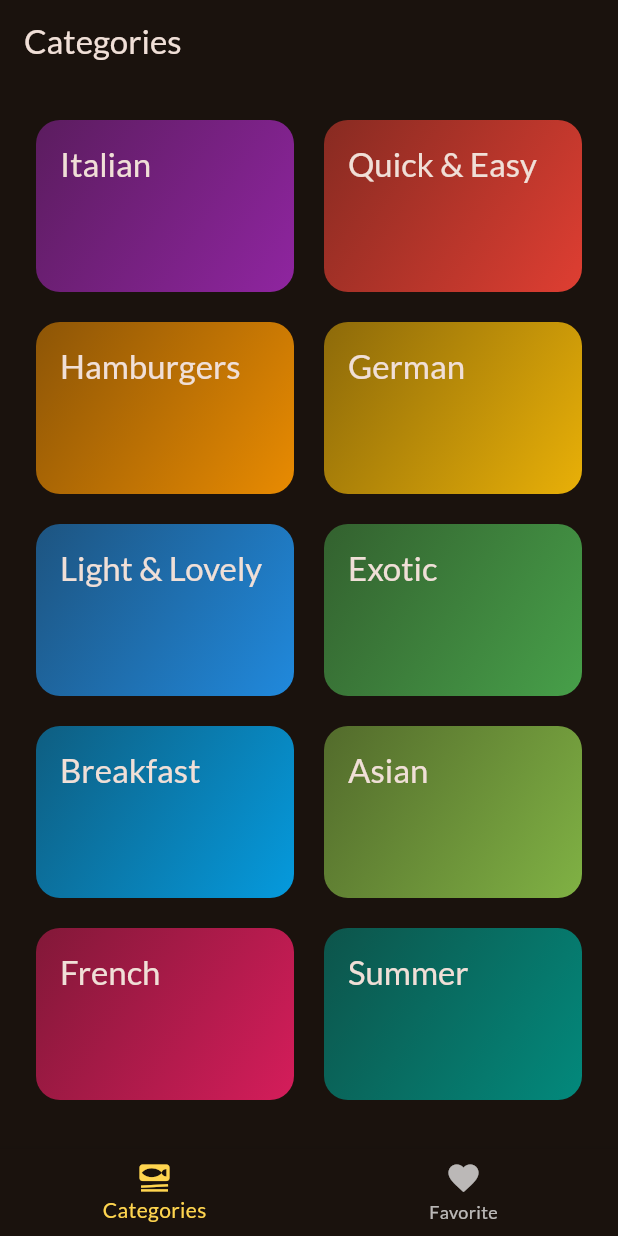
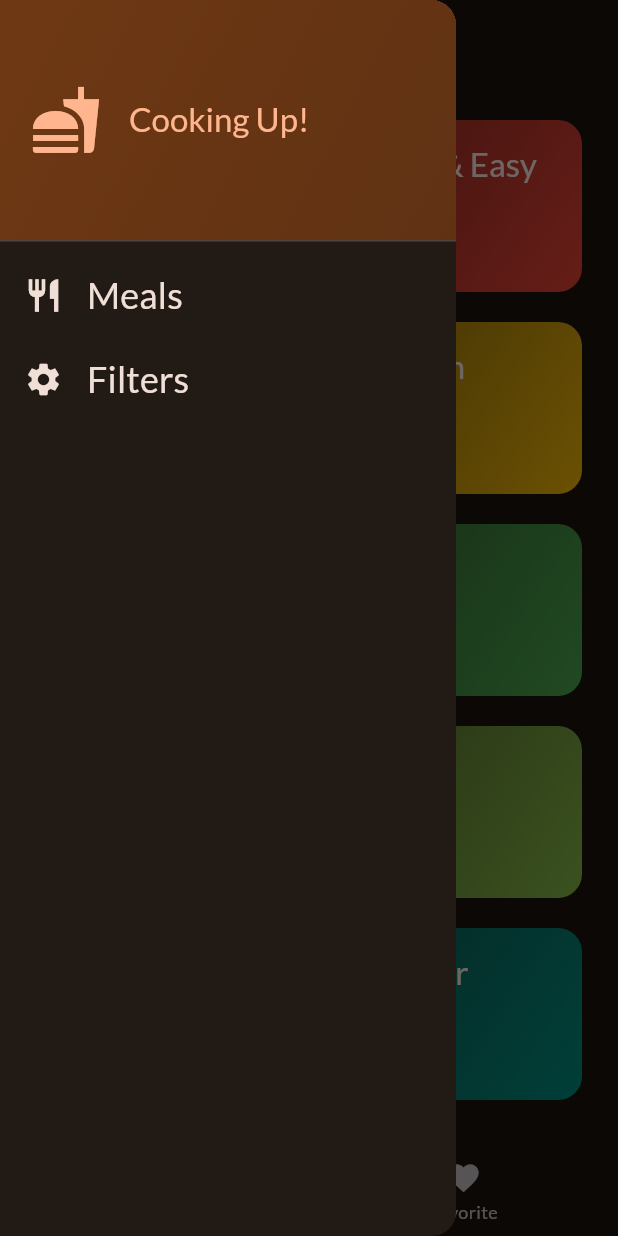
Before and after one commit to bentalla108/meals, a Flutter app: the screen it shows after launch, with the side drawer open (before the commit the screen has no drawer), on a phone screen of 412 x 824 dp. Run offline on Flutter 3.47's test engine with Material 2 defaults, Android fonts, the phone set to English and light mode, and no system bars; our stand-ins replace google_fonts, transparent_image.

Commit message:
Settting Drawer Tab!

```diff
--- a/lib/main.dart
+++ b/lib/main.dart
@@ -1,7 +1,6 @@
 import 'package:flutter/material.dart';
 
 import 'package:google_fonts/google_fonts.dart';
-import 'package:meals/screens/categories.dart';
 import 'package:meals/screens/tabs.dart';
 
 final theme = ThemeData(
--- a/lib/screens/categories.dart
+++ b/lib/screens/categories.dart
@@ -1,11 +1,14 @@
 import 'package:flutter/material.dart';
 import 'package:meals/models/category.dart';
+import 'package:meals/models/meal.dart';
 import 'package:meals/widgets/category_grid_item.dart';
 import 'package:meals/widgets/meals.dart';
 import 'package:meals/data/dummy_data.dart';
 
 class CategoriesScreen extends StatelessWidget {
-  const CategoriesScreen({super.key});
+  CategoriesScreen({super.key, required this.toggleMealFav});
+
+  void Function(Meal meal) toggleMealFav;
 
   /*  Selected Function to show category */
   void _selected(BuildContext context, Category category) {
@@ -15,8 +18,9 @@ class CategoriesScreen extends StatelessWidget {
 
     Navigator.of(context).push(MaterialPageRoute(
         builder: (BuildContext context) => MealsSCreen(
+              toggleMealFav: toggleMealFav,
               meals: filteredMeal,
-              tiltle: category.title,
+              title: category.title,
             )));
   }
 
--- a/lib/screens/tabs.dart
+++ b/lib/screens/tabs.dart
@@ -1,6 +1,7 @@
 import 'package:flutter/material.dart';
-import 'package:meals/main.dart';
+import 'package:meals/models/meal.dart';
 import 'package:meals/screens/categories.dart';
+import 'package:meals/widgets/main_drawer.dart';
 import 'package:meals/widgets/meals.dart';
 
 class TabScreen extends StatefulWidget {
@@ -11,6 +12,7 @@ class TabScreen extends StatefulWidget {
 }
 
 class _TabScreenState extends State<TabScreen> {
+  final List<Meal> _favoriteMeals = [];
   int _selectedPageIndex = 0;
   void _selectedPage(int index) {
     setState(() {
@@ -18,15 +20,44 @@ class _TabScreenState extends State<TabScreen> {
     });
   }
 
+  void _showInfoMessage(
+    Meal meal,
+    String message,
+  ) {
+    ScaffoldMessenger.of(context).clearSnackBars();
+    ScaffoldMessenger.of(context)
+        .showSnackBar(SnackBar(content: Text('${meal.title} $message')));
+  }
+
+  void _toggleMealFavStatus(Meal meal) {
+    final isExisting = _favoriteMeals.contains(meal);
+
+    isExisting
+        ? setState(() {
+            _favoriteMeals.remove(meal);
+
+            _showInfoMessage(meal, 'is no longer a favoris');
+          })
+        : setState(() {
+            _favoriteMeals.add(
+              meal,
+            );
+            _showInfoMessage(meal, 'is added to favoris');
+          });
+  }
+
   @override
   Widget build(BuildContext context) {
-    Widget activePage = CategoriesScreen();
-    String activeTitle = 'Categories';
+    Widget activePage = CategoriesScreen(
+      toggleMealFav: _toggleMealFavStatus,
+    );
+    var activeTitle = 'Categories';
 
     if (_selectedPageIndex == 1) {
       activePage = MealsSCreen(
-        meals: [],
-        tiltle: 'Your Favorites',
+        toggleMealFav: _toggleMealFavStatus,
+        meals: _favoriteMeals,
+        title: 'Your Favorites',
       );
     }
 
@@ -34,10 +65,11 @@ class _TabScreenState extends State<TabScreen> {
       appBar: AppBar(
         title: Text(activeTitle),
       ),
+      drawer: const MainDrawer(),
       body: activePage,
       bottomNavigationBar: BottomNavigationBar(
         currentIndex: _selectedPageIndex,
-        selectedItemColor: Colors.amber[300],
+        selectedItemColor: Colors.amber,
         onTap: _selectedPage,
         items: const [
           BottomNavigationBarItem(
--- /dev/null
+++ b/lib/widgets/main_drawer.dart
@@ -0,0 +1,68 @@
+import 'package:flutter/material.dart';
+
+class MainDrawer extends StatelessWidget {
+  const MainDrawer({super.key});
+
+  @override
+  Widget build(BuildContext context) {
+    return Drawer(
+      child: Column(
+        children: [
+          DrawerHeader(
+            decoration: BoxDecoration(
+                gradient: LinearGradient(
+              colors: [
+                Theme.of(context).colorScheme.primaryContainer,
+                Theme.of(context).colorScheme.primaryContainer.withOpacity(0.8)
+              ],
+              begin: Alignment.topLeft,
+              end: Alignment.bottomRight,
+            )),
+            padding: const EdgeInsets.all(20),
+            child: Row(children: [
+              Icon(
+                Icons.fastfood,
+                size: 48,
+                color: Theme.of(context).colorScheme.primary,
+              ),
+              const SizedBox(
+                width: 18,
+              ),
+              Text(
+                'Cooking Up!',
+                style: Theme.of(context)
+                    .textTheme
+                    .titleLarge!
+                    .copyWith(color: Theme.of(context).colorScheme.primary),
+              )
+            ]),
+          ),
+          ListTile(
+            leading: Icon(
+              Icons.restaurant,
+              size: 26,
+              color: Theme.of(context).colorScheme.onBackground,
+            ),
+            onTap: () {},
+            title: Text('Meals',
+                style: Theme.of(context).textTheme.titleSmall!.copyWith(
+                    color: Theme.of(context).colorScheme.onBackground,
+                    fontSize: 24)),
+          ),
+          ListTile(
+            leading: Icon(
+              Icons.settings,
+              size: 26,
+              color: Theme.of(context).colorScheme.onBackground,
+            ),
+            onTap: () {},
+            title: Text('Filters',
+                style: Theme.of(context).textTheme.titleSmall!.copyWith(
+                    color: Theme.of(context).colorScheme.onBackground,
+                    fontSize: 24)),
+          ),
+        ],
+      ),
+    );
+  }
+}
--- a/lib/widgets/meal_item_trait.dart
+++ b/lib/widgets/meal_item_trait.dart
@@ -14,7 +14,7 @@ class MeatItemTrait extends StatelessWidget {
           size: 17,
           color: Colors.white,
         ),
-        SizedBox(
+        const SizedBox(
           width: 5,
         ),
         Text(label, style: const TextStyle(color: Colors.white)),
```
Also changed, not shown: lib/screens/meal_detail_page.dart (+11 -2 lines), lib/widgets/meals.dart (+12 -4 lines), pubspec.lock.
